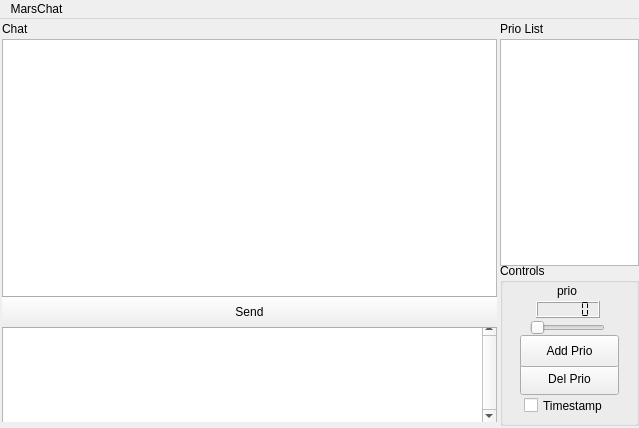
Above: chatGui/gui/ChatGui.ui from mariodonick/CAVLOD before the change. Below: the same form after it.
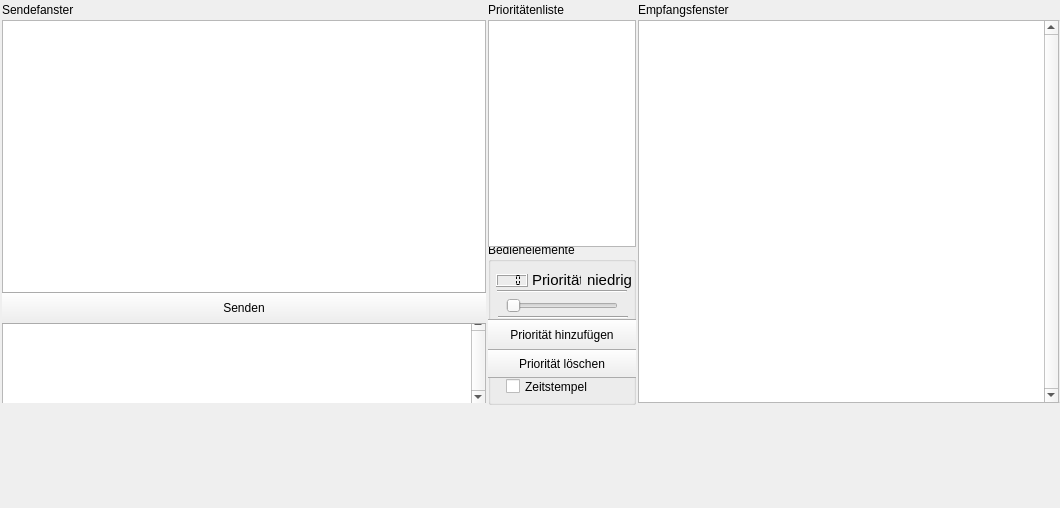
That is the form after the change.

Commit message: GUI: integrates output window into one gui reintegrates sender and receiver

Diff of the .ui file:
```diff
--- a/chatGui/gui/ChatGui.ui
+++ b/chatGui/gui/ChatGui.ui
@@ -6,8 +6,8 @@
    <rect>
     <x>0</x>
     <y>0</y>
-    <width>639</width>
-    <height>428</height>
+    <width>1060</width>
+    <height>508</height>
    </rect>
   </property>
   <property name="sizePolicy">
@@ -50,40 +50,48 @@
    <widget class="QGroupBox" name="groupBox">
     <property name="geometry">
      <rect>
-      <x>500</x>
-      <y>244</y>
-      <width>139</width>
+      <x>488</x>
+      <y>242</y>
+      <width>148</width>
       <height>163</height>
      </rect>
     </property>
     <property name="title">
-     <string>Controls</string>
+     <string>Bedienelemente</string>
     </property>
     <widget class="QCheckBox" name="checkBox">
      <property name="geometry">
       <rect>
-       <x>24</x>
-       <y>134</y>
-       <width>91</width>
+       <x>18</x>
+       <y>136</y>
+       <width>113</width>
        <height>17</height>
       </rect>
      </property>
      <property name="text">
-      <string>Timestamp</string>
+      <string>Zeitstempel</string>
      </property>
     </widget>
     <widget class="QLCDNumber" name="lcdNumber">
      <property name="geometry">
       <rect>
-       <x>36</x>
-       <y>38</y>
-       <width>64</width>
-       <height>17</height>
+       <x>8</x>
+       <y>32</y>
+       <width>32</width>
+       <height>13</height>
       </rect>
      </property>
+     <property name="font">
+      <font>
+       <pointsize>11</pointsize>
+      </font>
+     </property>
      <property name="smallDecimalPoint">
       <bool>true</bool>
      </property>
+     <property name="numDigits">
+      <number>3</number>
+     </property>
      <property name="segmentStyle">
       <enum>QLCDNumber::Flat</enum>
      </property>
@@ -91,10 +99,10 @@
     <widget class="QSlider" name="horizontalSlider">
      <property name="geometry">
       <rect>
-       <x>30</x>
-       <y>57</y>
-       <width>75</width>
-       <height>15</height>
+       <x>18</x>
+       <y>55</y>
+       <width>112</width>
+       <height>17</height>
       </rect>
      </property>
      <property name="maximum">
@@ -107,64 +115,114 @@
     <widget class="QPushButton" name="pushButton_2">
      <property name="geometry">
       <rect>
-       <x>20</x>
-       <y>100</y>
-       <width>99</width>
-       <height>32</height>
+       <x>-4</x>
+       <y>107</y>
+       <width>156</width>
+       <height>29</height>
       </rect>
      </property>
      <property name="text">
-      <string>Del Prio</string>
+      <string>Priorität löschen</string>
      </property>
     </widget>
     <widget class="QPushButton" name="pushButton">
      <property name="geometry">
       <rect>
-       <x>20</x>
-       <y>72</y>
-       <width>99</width>
-       <height>32</height>
+       <x>-4</x>
+       <y>77</y>
+       <width>156</width>
+       <height>31</height>
       </rect>
      </property>
      <property name="text">
-      <string>Add Prio</string>
+      <string>Priorität hinzufügen</string>
      </property>
     </widget>
     <widget class="QLabel" name="label">
      <property name="geometry">
       <rect>
-       <x>36</x>
-       <y>20</y>
-       <width>62</width>
+       <x>96</x>
+       <y>30</y>
+       <width>51</width>
        <height>16</height>
       </rect>
      </property>
+     <property name="font">
+      <font>
+       <pointsize>11</pointsize>
+       <stylestrategy>PreferAntialias</stylestrategy>
+      </font>
+     </property>
      <property name="text">
-      <string>prio</string>
+      <string>niedrig</string>
      </property>
      <property name="alignment">
       <set>Qt::AlignCenter</set>
      </property>
     </widget>
+    <widget class="Line" name="line">
+     <property name="geometry">
+      <rect>
+       <x>9</x>
+       <y>44</y>
+       <width>130</width>
+       <height>11</height>
+      </rect>
+     </property>
+     <property name="orientation">
+      <enum>Qt::Horizontal</enum>
+     </property>
+    </widget>
+    <widget class="Line" name="line_2">
+     <property name="geometry">
+      <rect>
+       <x>10</x>
+       <y>70</y>
+       <width>130</width>
+       <height>11</height>
+      </rect>
+     </property>
+     <property name="orientation">
+      <enum>Qt::Horizontal</enum>
+     </property>
+    </widget>
+    <widget class="QLabel" name="label_2">
+     <property name="geometry">
+      <rect>
+       <x>44</x>
+       <y>30</y>
+       <width>49</width>
+       <height>16</height>
+      </rect>
+     </property>
+     <property name="font">
+      <font>
+       <pointsize>11</pointsize>
+      </font>
+     </property>
+     <property name="text">
+      <string>Priorität:</string>
+     </property>
+    </widget>
    </widget>
    <widget class="QGroupBox" name="groupBox_2">
     <property name="geometry">
      <rect>
-      <x>500</x>
+      <x>488</x>
       <y>2</y>
-      <width>139</width>
+      <width>148</width>
       <height>245</height>
      </rect>
     </property>
     <property name="title">
-     <string>Prio List</string>
+     <string>Prioritätenliste</string>
     </property>
     <widget class="QListWidget" name="listWidget">
      <property name="geometry">
       <rect>
        <x>0</x>
        <y>18</y>
-       <width>139</width>
+       <width>148</width>
        <height>227</height>
       </rect>
      </property>
@@ -175,12 +233,12 @@
      <rect>
       <x>2</x>
       <y>2</y>
-      <width>495</width>
+      <width>484</width>
       <height>401</height>
      </rect>
     </property>
     <property name="title">
-     <string>Chat</string>
+     <string>Sendefanster</string>
     </property>
     <widget class="QTextEdit" name="textEdit">
      <property name="enabled">
@@ -190,8 +248,8 @@
       <rect>
        <x>0</x>
        <y>18</y>
-       <width>495</width>
-       <height>261</height>
+       <width>484</width>
+       <height>277</height>
       </rect>
      </property>
     </widget>
@@ -199,9 +257,9 @@
      <property name="geometry">
       <rect>
        <x>0</x>
-       <y>300</y>
-       <width>495</width>
-       <height>103</height>
+       <y>314</y>
+       <width>484</width>
+       <height>89</height>
       </rect>
      </property>
      <property name="verticalScrollBarPolicy">
@@ -215,33 +273,45 @@
      <property name="geometry">
       <rect>
        <x>-6</x>
-       <y>275</y>
-       <width>507</width>
+       <y>290</y>
+       <width>496</width>
        <height>32</height>
       </rect>
      </property>
      <property name="text">
-      <string>Send</string>
+      <string>Senden</string>
      </property>
     </widget>
    </widget>
-  </widget>
-  <widget class="QMenuBar" name="menuBar">
-   <property name="geometry">
-    <rect>
-     <x>0</x>
-     <y>0</y>
-     <width>639</width>
-     <height>25</height>
-    </rect>
-   </property>
-   <widget class="QMenu" name="menuMarsChat">
+   <widget class="QGroupBox" name="groupBox_4">
+    <property name="geometry">
+     <rect>
+      <x>638</x>
+      <y>2</y>
+      <width>433</width>
+      <height>401</height>
+     </rect>
+    </property>
     <property name="title">
-     <string>MarsChat</string>
+     <string>Empfangsfenster</string>
     </property>
-    <addaction name="action_Einstellungen"/>
+    <widget class="QTextEdit" name="textEdit_3">
+     <property name="geometry">
+      <rect>
+       <x>0</x>
+       <y>18</y>
+       <width>421</width>
+       <height>383</height>
+      </rect>
+     </property>
+     <property name="verticalScrollBarPolicy">
+      <enum>Qt::ScrollBarAlwaysOn</enum>
+     </property>
+     <property name="horizontalScrollBarPolicy">
+      <enum>Qt::ScrollBarAlwaysOff</enum>
+     </property>
+    </widget>
    </widget>
-   <addaction name="menuMarsChat"/>
   </widget>
   <action name="action_Einstellungen">
    <property name="text">
```
Left out of the diff: 4 changed lines with no effect on the pictures. The commit also changes 3 other files.
